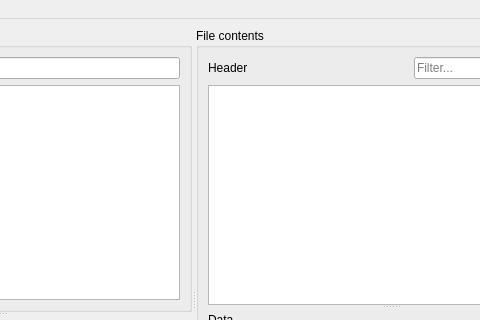
This is mainwindow.ui in scummos/pyfitsviewer as Qt 5 draws it before an edit; both pictures show x 206 to 686 and y 0 to 320 of the 800 by 600 pixel window. The edited form follows.
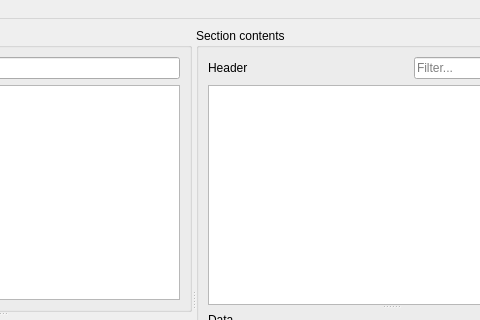
This is the edited form.

Commit message: rename File contents -> Section contents

What changed in the file:
```diff
--- a/mainwindow.ui
+++ b/mainwindow.ui
@@ -68,7 +68,7 @@
       </widget>
       <widget class="QGroupBox" name="dataGroup">
        <property name="title">
-        <string>File contents</string>
+        <string>Section contents</string>
        </property>
        <layout class="QVBoxLayout" name="verticalLayout_6">
         <item>
```
The commit also changes 1 other file.
